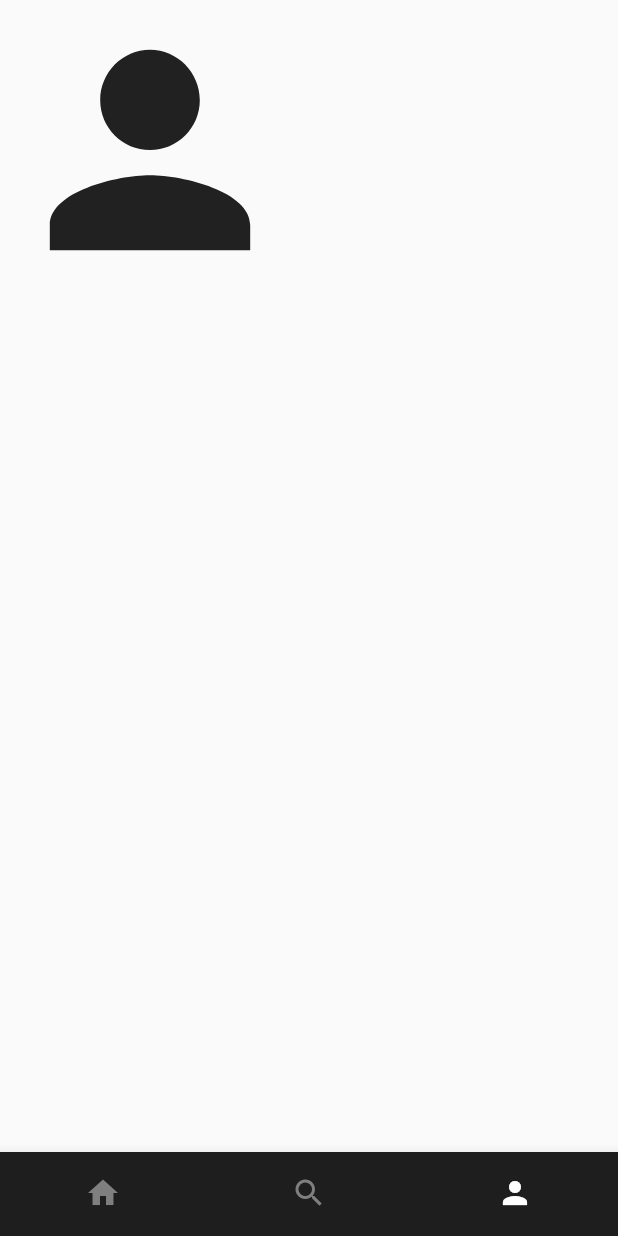
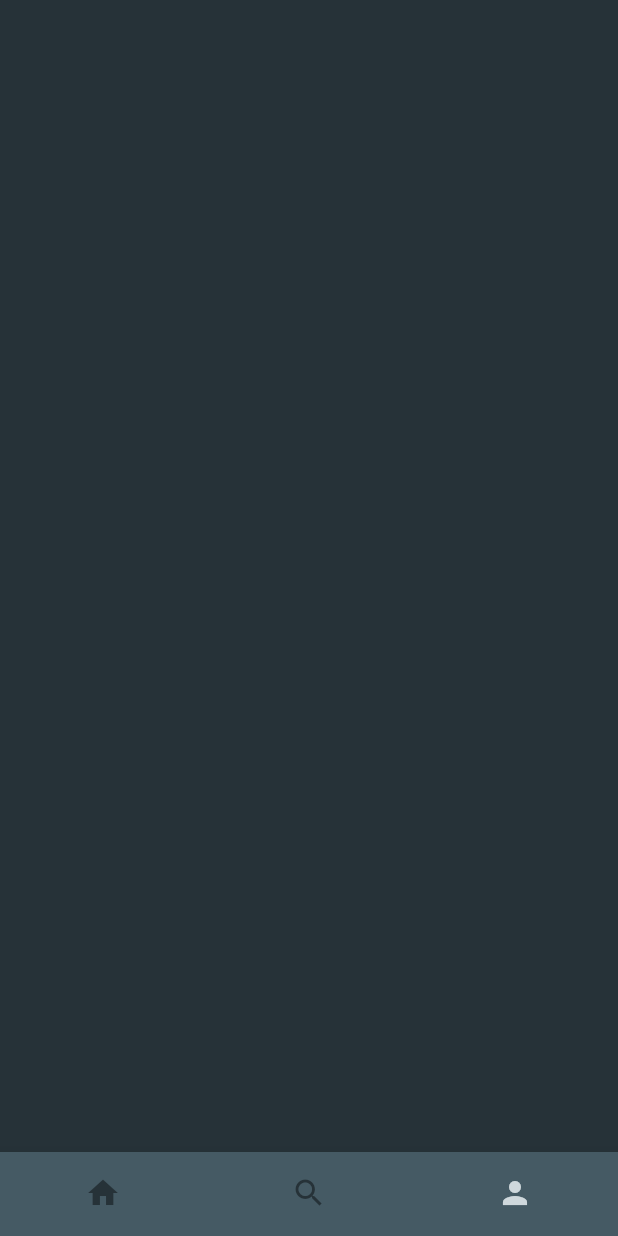
Before and after one commit to b06902062/HCI-D-final, a Flutter app: the screen it shows after launch, item 3 of the bottom bar chosen, on a phone screen of 412 x 824 dp. Run offline on Flutter 3.47's test engine with Material 2 defaults, Android fonts, the phone set to English and light mode, and no system bars; our stand-ins replace font_awesome_flutter.

Commit message:
revise color

```diff
--- a/lib/home.dart
+++ b/lib/home.dart
@@ -22,8 +22,8 @@ Widget recommendationText(String text) {
     padding: const EdgeInsets.only(left: 10.0, top: 5.0, right: 10.0, bottom: 3.0),
     child: Text(
       text,
-      style: const TextStyle(
-          fontSize: 16, color: Color(0xFFD9D9D9), fontWeight: FontWeight.bold),
+      style: TextStyle(
+          fontSize: 16, color: Colors.blueGrey.shade100, fontWeight: FontWeight.bold),
     ),
   );
 }
@@ -34,7 +34,7 @@ class HomePage extends StatelessWidget {
   @override
   Widget build(BuildContext context) {
     return Scaffold(
-      backgroundColor: const Color(0xFF3C3C3C),
+      backgroundColor: Colors.blueGrey.shade900,
       body: Container(
         child: SingleChildScrollView(
           child: Column(
--- a/lib/main.dart
+++ b/lib/main.dart
@@ -11,7 +11,8 @@ class MyApp extends StatelessWidget {
     return MaterialApp(
       title: 'Hello Flutter',
       theme: ThemeData(
-        primarySwatch: Colors.grey,
+        // fontFamily: 'NotoSans',
+        primarySwatch: Colors.blueGrey,
       ),
       home: NavigationPage(),
       debugShowCheckedModeBanner: false,
@@ -27,11 +28,11 @@ class NavigationPage extends StatefulWidget {
 }
 
 class _NavigationPageState extends State<NavigationPage> {
-  int _panelIndex = 0;
+  int _panelIndex = 1;
   List<Widget> _panelOption = <Widget>[
     HomePage(),
     SearchWidget(),
-    Icon(Icons.person, size: 200.0,),
+    Container(color: Colors.blueGrey.shade900,),
   ];
   void _onItemTap(int index) {
     setState(() => _panelIndex = index);
@@ -42,9 +43,9 @@ class _NavigationPageState extends State<NavigationPage> {
     return Scaffold(
         body: _panelOption.elementAt(_panelIndex),
         bottomNavigationBar: BottomNavigationBar(
-          backgroundColor: Color.fromRGBO(30, 30, 30, 1),
-          selectedItemColor: Color.fromRGBO(255, 255, 255, 1),
-          unselectedItemColor: Color.fromRGBO(127, 127, 127, 1),
+          backgroundColor: Colors.blueGrey.shade700,
+          selectedItemColor: Colors.blueGrey.shade100,
+          unselectedItemColor: Colors.blueGrey.shade900,
           showSelectedLabels: false,
           showUnselectedLabels: false,
 
```
Also changed, not shown: lib/search.dart (+14 -14 lines), pubspec.yaml (+18 -11 lines), assets/fonts/NotoSans-Bold.ttf (added), assets/fonts/NotoSans-ExtraBold.ttf (added), assets/fonts/NotoSans-ExtraLight.ttf (added), assets/fonts/NotoSans-Light.ttf (added), assets/fonts/NotoSans-Medium.ttf (added), assets/fonts/NotoSans-Regular.ttf (added), assets/fonts/NotoSans-SemiBold.ttf (added).
